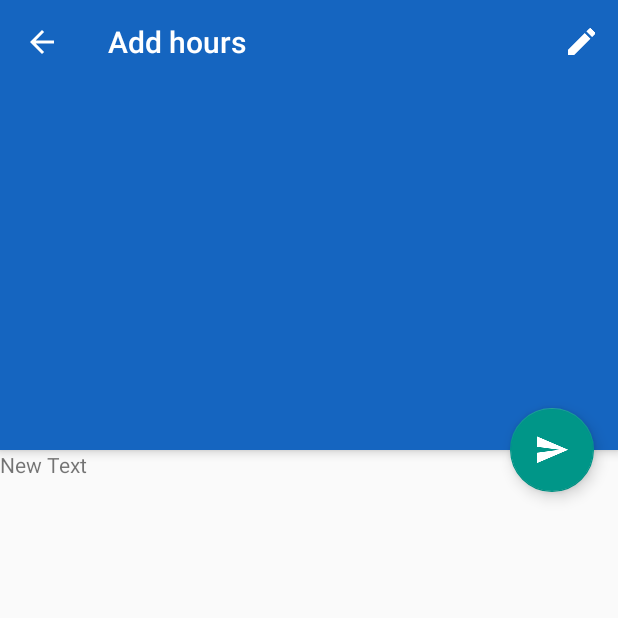
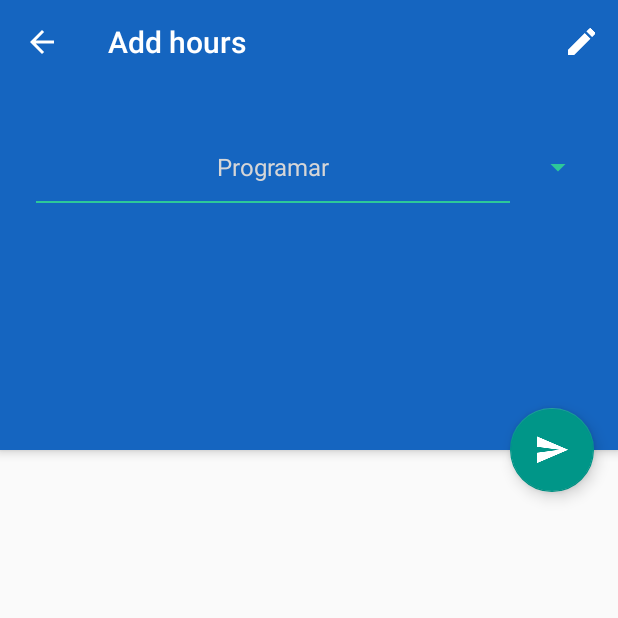
Before and after one commit to SAMSistemas/Timesheet-Mobile, an Android app: the AddHoursActivity screen opened directly, with no data from a screen before it, on a phone screen of 412 x 824 dp, the top half of it. Run offline under Robolectric (Android 15) with nearby library versions, the phone set to English and light mode, and no system bars.

Commit message:
Added XML drawables for custom dividers Modified main activity and AddHoursActivity. Added TaskSpinnerAdapter Modified custom layout files.

```diff
--- a/view/src/main/java/com/samsistemas/timesheet/activity/AddHoursActivity.java
+++ b/view/src/main/java/com/samsistemas/timesheet/activity/AddHoursActivity.java
@@ -1,24 +1,34 @@
 package com.samsistemas.timesheet.activity;
 
+import android.graphics.PorterDuff;
 import android.os.Bundle;
 import android.support.design.widget.CollapsingToolbarLayout;
 import android.support.design.widget.FloatingActionButton;
+import android.support.v4.content.ContextCompat;
 import android.support.v7.app.ActionBar;
 import android.support.v7.app.AppCompatActivity;
 import android.support.v7.widget.Toolbar;
 import android.view.Menu;
 import android.view.MenuItem;
 import android.view.View;
+import android.widget.Spinner;
 
 import com.samsistemas.timesheet.R;
+import com.samsistemas.timesheet.adapter.TaskSpinnerAdapter;
+import com.samsistemas.timesheet.model.TaskType;
 import com.samsistemas.timesheet.navigation.MenuNavigator;
 import com.samsistemas.timesheet.util.ToolbarUtil;
+import com.samsistemas.timesheet.viewmodel.TaskTypeViewModel;
+
+import java.util.ArrayList;
+import java.util.List;
 
 /**
  *
  * @author jonatan.salas
  */
 public class AddHoursActivity extends AppCompatActivity {
+    Spinner mTaskSpinner;
 
     @Override
     protected void onCreate(Bundle savedInstanceState) {
@@ -41,6 +51,17 @@ public class AddHoursActivity extends AppCompatActivity {
                 //TODO JS: perform joblog Save
             }
         });
+
+        List<TaskTypeViewModel> list = new ArrayList<>();
+        list.add(new TaskTypeViewModel(new TaskType().setTaskTypeId(1).setName("Programar")));
+        list.add(new TaskTypeViewModel(new TaskType().setTaskTypeId(2).setName("Testear")));
+        list.add(new TaskTypeViewModel(new TaskType().setTaskTypeId(3).setName("Diseñar")));
+
+        final TaskSpinnerAdapter taskAdapter = new TaskSpinnerAdapter(getApplicationContext(), list);
+
+        mTaskSpinner = (Spinner) findViewById(R.id.task_spinner);
+        mTaskSpinner.getBackground().setColorFilter(ContextCompat.getColor(getApplicationContext(), R.color.accent), PorterDuff.Mode.SRC_ATOP);
+        mTaskSpinner.setAdapter(taskAdapter);
     }
 
     @Override
--- /dev/null
+++ b/view/src/main/java/com/samsistemas/timesheet/adapter/TaskSpinnerAdapter.java
@@ -0,0 +1,92 @@
+package com.samsistemas.timesheet.adapter;
+
+import android.content.Context;
+import android.graphics.Color;
+import android.graphics.PorterDuff;
+import android.support.annotation.NonNull;
+import android.view.LayoutInflater;
+import android.view.View;
+import android.view.ViewGroup;
+import android.widget.BaseAdapter;
+import android.widget.ImageView;
+import android.widget.TextView;
+
+import com.samsistemas.timesheet.R;
+import com.samsistemas.timesheet.viewmodel.TaskTypeViewModel;
+
+import java.lang.ref.WeakReference;
+import java.util.List;
+
+/**
+ * @author jonatan.salas
+ */
+public class TaskSpinnerAdapter extends BaseAdapter {
+    private WeakReference<Context> mContextReference;
+    private List<TaskTypeViewModel> mItems;
+
+    /**
+     * Default Constructor with params.
+     *
+     * @param context - the context used to get the LayoutInflater object.
+     * @param items - list with items to populate.
+     */
+    public TaskSpinnerAdapter(@NonNull Context context, @NonNull List<TaskTypeViewModel> items) {
+        this.mContextReference = new WeakReference<>(context);
+        this.mItems = items;
+    }
+
+    @Override
+    public int getCount() {
+        return mItems.size();
+    }
+
+    @Override
+    public Object getItem(int position) {
+        return mItems.get(position);
+    }
+
+    @Override
+    public long getItemId(int position) {
+        return mItems.get(position).getTaskTypeId();
+    }
+
+    @Override
+    public View getView(int position, View convertView, ViewGroup parent) {
+        final TaskTypeViewModel viewModel = (TaskTypeViewModel) getItem(position);
+        View view;
+
+        if(null == convertView) {
+            view = LayoutInflater.from(mContextReference.get()).inflate(R.layout.task_item, parent, false);
+        } else {
+            view = convertView;
+        }
+
+        TextView textView = (TextView) view.findViewById(R.id.task_text);
+        textView.setText(viewModel.getTaskTypeName());
+
+        return view;
+    }
+
+    @Override
+    public View getDropDownView(int position, View convertView, ViewGroup parent) {
+        final TaskTypeViewModel viewModel = (TaskTypeViewModel) getItem(position);
+        View view;
+
+        if(null == convertView) {
+            view = LayoutInflater.from(mContextReference.get()).inflate(R.layout.task_item_dropdown, parent, false);
+        } else {
+            view = convertView;
+        }
+
+        TextView textView = (TextView) view.findViewById(R.id.task_text);
+        textView.setText(viewModel.getTaskTypeName());
+
+        if(position == (getCount() - 1)) {
+            ImageView imageView = (ImageView) view.findViewById(R.id.task_spinner_divider);
+            imageView.setColorFilter(Color.BLACK, PorterDuff.Mode.SRC_ATOP);
+            imageView.setVisibility(View.GONE);
+        }
+
+        return view;
+    }
+}
--- /dev/null
+++ b/view/src/main/res/drawable/divider.xml
@@ -0,0 +1,5 @@
+<?xml version="1.0" encoding="utf-8"?>
+<shape xmlns:android="http://schemas.android.com/apk/res/android" >
+    <size android:height="1dip" />
+    <solid android:color="@color/accent" />
+</shape>
--- /dev/null
+++ b/view/src/main/res/drawable/divider_dropdown.xml
@@ -0,0 +1,5 @@
+<?xml version="1.0" encoding="utf-8"?>
+<shape xmlns:android="http://schemas.android.com/apk/res/android" >
+    <size android:height="1dip" />
+    <solid android:color="@android:color/darker_gray" />
+</shape>
--- a/view/src/main/res/layout/activity_add_hours.xml
+++ b/view/src/main/res/layout/activity_add_hours.xml
@@ -16,11 +16,18 @@
             android:layout_height="match_parent"
             app:contentScrim="?attr/colorPrimary">
 
-            <FrameLayout android:id="@+id/content"
+            <LinearLayout android:id="@+id/content"
+                android:layout_marginTop="72dp"
                 android:layout_width="match_parent"
-                android:layout_height="match_parent">
+                android:layout_height="match_parent"
+                android:orientation="vertical">
 
-            </FrameLayout>
+                <Spinner android:id="@+id/task_spinner"
+                    android:layout_width="match_parent"
+                    android:layout_height="wrap_content"
+                    android:layout_margin="@dimen/activity_vertical_margin" />
+
+            </LinearLayout>
 
             <android.support.v7.widget.Toolbar android:id="@+id/toolbar"
                 android:layout_height="?attr/actionBarSize" android:layout_width="match_parent"
@@ -48,11 +55,6 @@
             android:layout_width="match_parent"
             android:layout_height="match_parent">
 
-            <TextView
-                android:layout_width="wrap_content"
-                android:layout_height="wrap_content"
-                android:text="New Text"
-                android:id="@+id/textView2" />
         </RelativeLayout>
 
     </LinearLayout>
--- /dev/null
+++ b/view/src/main/res/layout/task_item.xml
@@ -0,0 +1,34 @@
+<?xml version="1.0" encoding="utf-8"?>
+<LinearLayout xmlns:android="http://schemas.android.com/apk/res/android"
+    xmlns:tools="http://schemas.android.com/tools"
+    android:orientation="vertical"
+    android:layout_width="match_parent"
+    android:layout_height="wrap_content"
+    android:background="@color/primary">
+
+    <TextView android:id="@+id/task_text"
+        android:layout_marginLeft="@dimen/activity_vertical_margin"
+        android:layout_marginStart="@dimen/activity_vertical_margin"
+        android:layout_marginRight="@dimen/activity_vertical_margin"
+        android:layout_marginEnd="@dimen/activity_vertical_margin"
+        android:layout_marginTop="12dp"
+        android:layout_marginBottom="12dp"
+        android:layout_width="match_parent"
+        android:layout_height="match_parent"
+        android:textSize="16sp"
+        android:textColor="@color/white"
+        android:gravity="center|center_horizontal|center_vertical"
+        tools:text="Programming"/>
+
+    <ImageView android:id="@+id/task_spinner_divider"
+        android:layout_marginLeft="8dp"
+        android:layout_marginStart="8dp"
+        android:layout_marginRight="8dp"
+        android:layout_marginEnd="8dp"
+        android:layout_gravity="bottom"
+        android:layout_width="match_parent"
+        android:layout_height="match_parent"
+        android:src="@drawable/divider"
+        tools:ignore="contentDescription"/>
+
+</LinearLayout>
```
Also changed, not shown: view/src/main/java/com/samsistemas/timesheet/activity/MenuActivity.java (+4 -4 lines), view/src/main/res/layout/task_item_dropdown.xml (added, +34 -0 lines).
